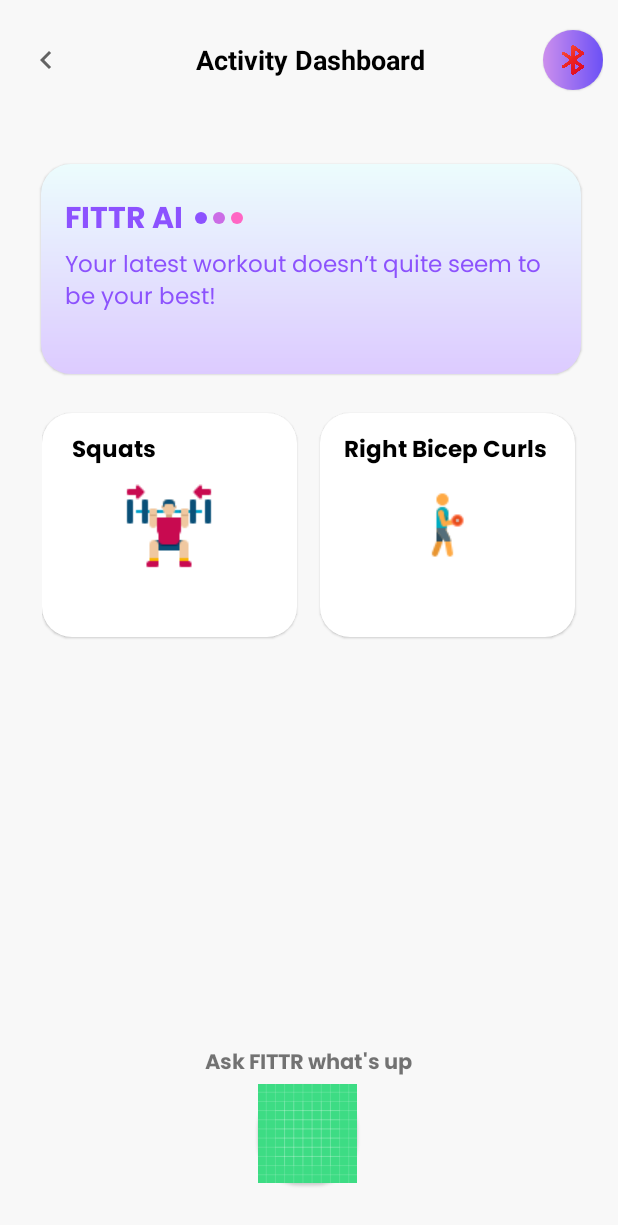
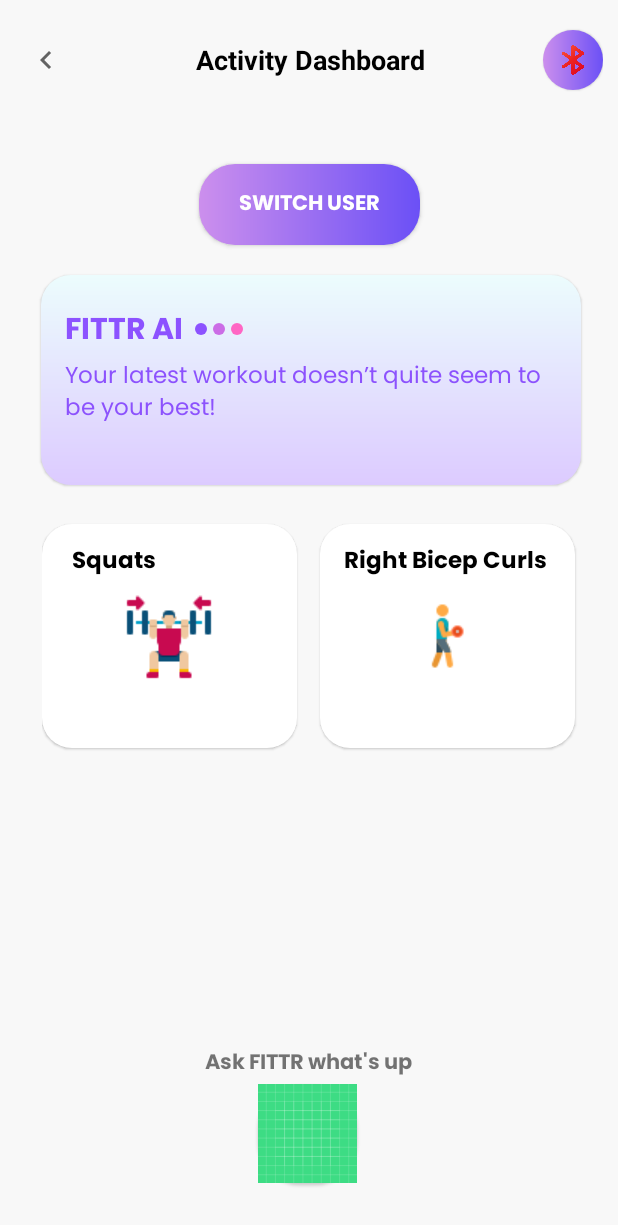
Before and after one commit to RIO-Capstone/FITTR_App, an Android app built with Jetpack Compose: the DashboardActivity screen opened directly, with no data from a screen before it, on a phone screen of 412 x 824 dp. Shown: the top 1225 px of the screen. Run offline under Robolectric (Android 15) with nearby library versions, the phone set to English and light mode, and no system bars; libraries missing offline, so code that uses them is left out: com.github.mikephil.charting; 1 statement that could not run was skipped.

Commit message:
Created Switch User Profile Activity

```diff
--- a/app/src/main/AndroidManifest.xml
+++ b/app/src/main/AndroidManifest.xml
@@ -49,6 +49,7 @@
         </activity>
         <activity android:name=".ui.auth.AuthActivity" />
         <activity android:name=".ui.registration.RegistrationActivity" />
+        <activity android:name=".ui.profile.SwitchUserActivity"/>
     </application>
 
 </manifest>
--- a/app/src/main/java/com/example/fittr_app/DashboardActivity.kt
+++ b/app/src/main/java/com/example/fittr_app/DashboardActivity.kt
@@ -10,6 +10,7 @@ import android.graphics.drawable.GradientDrawable
 import android.os.Bundle
 import android.util.Log
 import android.view.View
+import android.widget.Button
 import android.widget.FrameLayout
 import android.widget.ImageButton
 import android.widget.Toast
@@ -19,6 +20,7 @@ import com.example.fittr_app.connections.ApiClient
 import com.example.fittr_app.connections.ApiPaths
 import com.example.fittr_app.connections.BluetoothHelper
 import com.example.fittr_app.databinding.ActivityDashboardBinding
+import com.example.fittr_app.ui.profile.SwitchUserActivity
 import com.github.mikephil.charting.components.XAxis
 import com.github.mikephil.charting.data.BarData
 import com.github.mikephil.charting.data.BarDataSet
@@ -96,8 +98,17 @@ class DashboardActivity : AppCompatActivity() {
             startActivity(intent)
         }
 
+        val switchUserButton = findViewById<Button>(R.id.switch_user_button)
+        switchUserButton.setOnClickListener{
+            navigateToUserProfileActivity()
+        }
 
 
+    }
+
+    private fun navigateToUserProfileActivity() {
+        val intent = Intent(this, SwitchUserActivity::class.java)
+        startActivity(intent)
     }
 
     // Function responsible for starting the Exercise Session from the dashboard
--- a/app/src/main/res/layout/activity_dashboard.xml
+++ b/app/src/main/res/layout/activity_dashboard.xml
@@ -54,7 +54,8 @@
 
     </LinearLayout>
 
-    <!-- Exercise Bar -->
+
+
     <TextView
         android:id="@+id/dashboard_user_name_text"
         android:layout_width="wrap_content"
@@ -62,12 +63,26 @@
         android:layout_marginTop="10dp"
         android:layout_marginBottom="10dp"
         android:textStyle="bold"
-        app:layout_constraintBottom_toTopOf="@id/dashboard_progress_layout"
+        app:layout_constraintBottom_toTopOf="@id/switch_user_button"
         app:layout_constraintHorizontal_bias="0.498"
         app:layout_constraintLeft_toLeftOf="parent"
         app:layout_constraintRight_toRightOf="parent"
         app:layout_constraintTop_toBottomOf="@id/header_layout"
         app:layout_constraintVertical_bias="0.0" />
+
+    <Button
+        android:id="@+id/switch_user_button"
+        android:fontFamily="@font/poppins_bold"
+        android:textColor="@color/white"
+        android:background="@drawable/rounded_button"
+        android:layout_width="147dp"
+        android:layout_height="54dp"
+        android:layout_marginBottom="20dp"
+        android:text="Switch User"
+        app:layout_constraintTop_toBottomOf="@id/dashboard_user_name_text"
+        app:layout_constraintBottom_toTopOf="@id/dashboard_progress_layout"
+        app:layout_constraintStart_toStartOf="parent"
+        app:layout_constraintEnd_toEndOf="parent" />
 
     <FrameLayout
         android:id="@+id/dashboard_progress_layout"
@@ -260,6 +275,4 @@
         app:layout_constraintVertical_bias="0.998" />
 
 
-
-
 </androidx.constraintlayout.widget.ConstraintLayout>
```
Also changed, not shown: app/src/main/java/com/example/fittr_app/ui/profile/SwitchUserActivity.kt (added, +38 -0 lines), app/src/main/java/com/example/fittr_app/ui/profile/UserProfile.kt (added, +8 -0 lines), app/src/main/java/com/example/fittr_app/ui/profile/UserProfileAdapter.kt (added, +37 -0 lines), app/src/main/res/layout/activity_switch_user.xml (added, +19 -0 lines), app/src/main/res/layout/item_user_profile.xml (added, +29 -0 lines), app/src/main/res/drawable/user.jpg (added).
